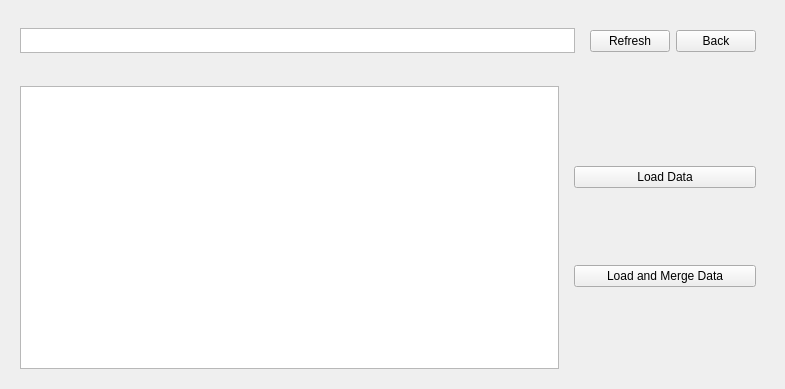
First picture: the form in mslice/widgets/dataloader/dataloader.ui, repository mantidproject/mslice, before the edit.
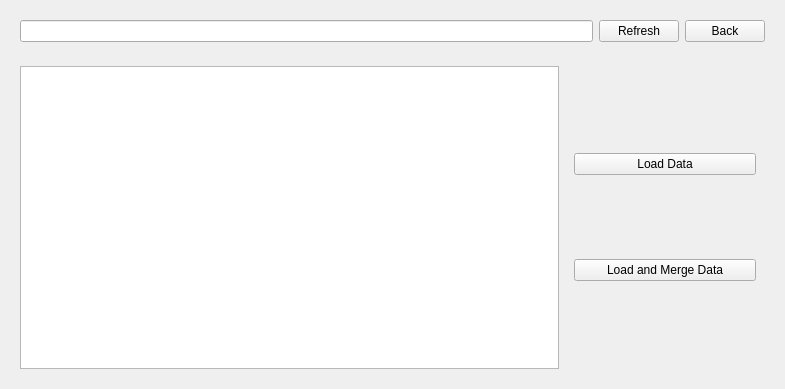
Second picture: the form after the edit.

Commit message: cd using textedit, refresh, back buttons

The edit to the form file:
```diff
--- a/mslice/widgets/dataloader/dataloader.ui
+++ b/mslice/widgets/dataloader/dataloader.ui
@@ -13,8 +13,8 @@
   <property name="windowTitle">
    <string>Form</string>
   </property>
-  <layout class="QGridLayout" name="gridLayout">
-   <item row="0" column="0">
+  <layout class="QVBoxLayout" name="verticalLayout">
+   <item>
     <widget class="QWidget" name="widget" native="true">
      <property name="maximumSize">
       <size>
@@ -24,18 +24,8 @@
      </property>
      <layout class="QHBoxLayout" name="horizontalLayout">
       <item>
-       <widget class="QTextEdit" name="txtpath">
-        <property name="maximumSize">
-         <size>
-          <width>16777215</width>
-          <height>25</height>
-         </size>
-        </property>
-       </widget>
+       <widget class="QLineEdit" name="txtpath"/>
       </item>
-      <item>
-       <widget class="QWidget" name="widget_4" native="true">
-        <layout class="QHBoxLayout" name="horizontalLayout_3">
          <item>
           <widget class="QPushButton" name="btnrefresh">
            <property name="text">
@@ -53,13 +43,7 @@
         </layout>
        </widget>
       </item>
-     </layout>
-     <zorder>widget_3</zorder>
-     <zorder>widget_4</zorder>
-     <zorder>txtpath</zorder>
-    </widget>
-   </item>
-   <item row="1" column="0">
+   <item>
     <widget class="QWidget" name="widget_3" native="true">
      <layout class="QHBoxLayout" name="horizontalLayout_2">
       <item>
```
Lines whose indentation alone changed are shown as unchanged. The commit also changes 1 other file.
